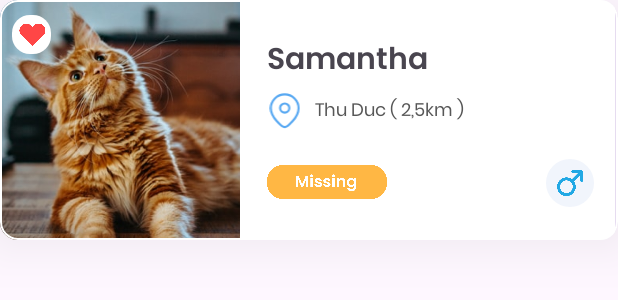
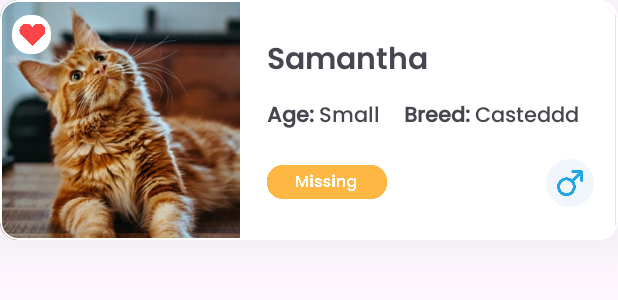
Before and after one commit to vvvjey/Pet_Finder_Appp, an Android app: the layout favorite_item_horz.xml on its own in the app's theme, with its tools: preview values and no code run, on a phone screen of 412 x 824 dp. Shown: the top 300 px of the screen. Run offline under Robolectric (Android 15) with nearby library versions, the phone set to English and light mode, and no system bars.

Commit message:
Update favorite function

```diff
--- a/app/src/main/java/com/example/pet_finder_app/AdoptingCategoryAdapter.java
+++ b/app/src/main/java/com/example/pet_finder_app/AdoptingCategoryAdapter.java
@@ -233,7 +233,7 @@ public class AdoptingCategoryAdapter extends RecyclerView.Adapter<AdoptingCatego
             gender = itemView.findViewById(R.id.genderImg);
             name = itemView.findViewById(R.id.nameCat);
             favorite = itemView.findViewById(R.id.favorateImg);
-            location = itemView.findViewById(R.id.location_text);
+//            location = itemView.findViewById(R.id.location_text);
             status = itemView.findViewById(R.id.status);
             breed = itemView.findViewById(R.id.breed_value);
             price = itemView.findViewById(R.id.price_value);
--- a/app/src/main/java/com/example/pet_finder_app/FavoritePetActivity.java
+++ b/app/src/main/java/com/example/pet_finder_app/FavoritePetActivity.java
@@ -92,7 +92,6 @@ public class FavoritePetActivity extends AppCompatActivity {
         for(Pet pet : petList){
             Log.d("Show FavoriteidPet", "Yes you are in2" + pet.getIdPet());
             FavoriteList.add(new AdoptingCategoryDomain(
-
                     pet.getImgUrl().get(0),
                     pet.getName(),
                     pet.getGender(),
--- a/app/src/main/res/layout/favorite_item_horz.xml
+++ b/app/src/main/res/layout/favorite_item_horz.xml
@@ -53,32 +53,49 @@
                 android:id="@+id/constraintLayout4"
                 android:layout_width="wrap_content"
                 android:layout_height="wrap_content"
-                android:layout_marginTop="4dp"
+                android:layout_marginTop="8dp"
                 app:layout_constraintStart_toStartOf="@+id/nameCat"
                 app:layout_constraintTop_toBottomOf="@+id/nameCat">
 
                 <TextView
-                    android:id="@+id/location_text"
+                    android:id="@+id/breed_value"
+                    android:layout_width="80dp"
+                    android:layout_height="wrap_content"
+                    android:fontFamily="@font/poppins_medium"
+                    android:text="Casteddd"
+                    android:textSize="14dp"
+                    app:layout_constraintStart_toEndOf="@+id/breed_text" />
+
+                <TextView
+                    android:id="@+id/breed_text"
                     android:layout_width="wrap_content"
                     android:layout_height="wrap_content"
-                    android:layout_marginStart="8dp"
-                    android:fontFamily="@font/poppins"
-                    android:text="Thu Duc ( 2,5km )"
-                    android:textColor="@color/gray"
-                    android:textSize="12dp"
-                    app:layout_constraintBottom_toBottomOf="parent"
-                    app:layout_constraintStart_toEndOf="@+id/imageView7"
-                    app:layout_constraintTop_toTopOf="parent" />
+                    android:layout_marginStart="16dp"
+                    android:fontFamily="@font/poppins_medium"
+                    android:text="Breed: "
+                    android:textSize="14dp"
+                    android:textStyle="bold"
+                    app:layout_constraintStart_toEndOf="@+id/age_value" />
 
-                <ImageView
-                    android:id="@+id/imageView7"
-                    android:layout_width="24dp"
-                    android:layout_height="24dp"
-                    app:layout_constraintBottom_toBottomOf="parent"
+                <TextView
+                    android:id="@+id/age_text"
+                    android:layout_width="wrap_content"
+                    android:layout_height="wrap_content"
+                    android:fontFamily="@font/poppins_medium"
+                    android:text="Age: "
+                    android:textSize="14dp"
+                    android:textStyle="bold"
                     app:layout_constraintStart_toStartOf="parent"
-                    app:layout_constraintTop_toTopOf="parent"
-                    app:srcCompat="@drawable/location" />
+                    tools:layout_editor_absoluteY="0dp" />
 
+                <TextView
+                    android:id="@+id/age_value"
+                    android:layout_width="wrap_content"
+                    android:layout_height="wrap_content"
+                    android:fontFamily="@font/poppins_medium"
+                    android:text="Small"
+                    android:textSize="14dp"
+                    app:layout_constraintStart_toEndOf="@+id/age_text" />
             </androidx.constraintlayout.widget.ConstraintLayout>
 
             <ImageView
```
Also changed, not shown: app/src/main/res/layout/favorite_item.xml (+32 -17 lines).
